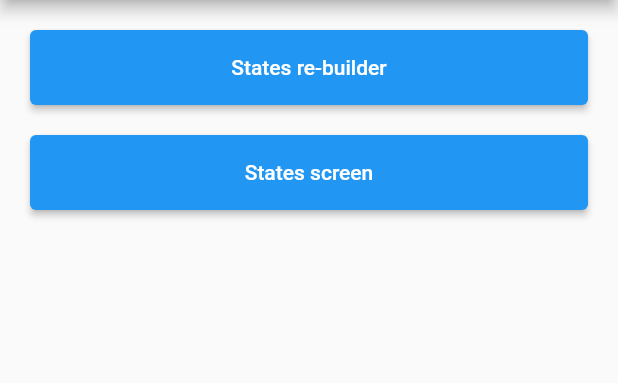
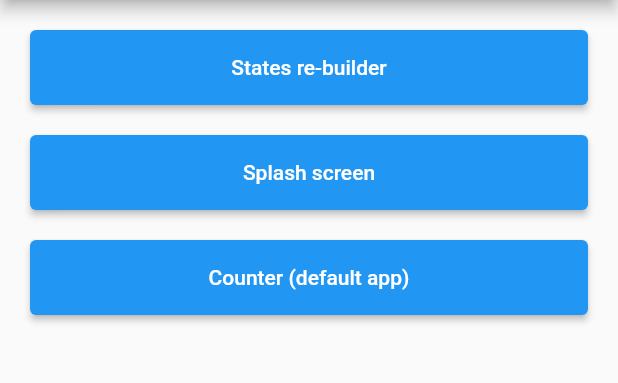
Before and after one commit to devmaslove/wstore, a Flutter app: the screen it shows after launch, on a phone screen of 412 x 824 dp, the part 84-467 px from its top. Run offline on Flutter 3.47's test engine with Material 2 defaults, Android fonts, the phone set to English and light mode, and no system bars.

Commit message:
Add counter example

```diff
--- a/example/lib/pages/main_page.dart
+++ b/example/lib/pages/main_page.dart
@@ -1,3 +1,4 @@
+import 'package:example/pages/counter_page.dart';
 import 'package:example/pages/splash_screen_page.dart';
 import 'package:example/pages/states_rebuilder_page.dart';
 import 'package:flutter/material.dart';
@@ -28,8 +29,13 @@ class MainPageContent extends StatelessWidget {
         ),
         const SizedBox(height: 20),
         ButtonGoToPage(
-          text: 'States screen',
+          text: 'Splash screen',
           page: () => const SplashScreenPage(),
+        ),
+        const SizedBox(height: 20),
+        ButtonGoToPage(
+          text: 'Counter (default app)',
+          page: () => const CounterPage(),
         ),
         const SizedBox(height: 20),
       ],
```
Also changed, not shown: example/lib/pages/counter_page.dart (added, +68 -0 lines).
